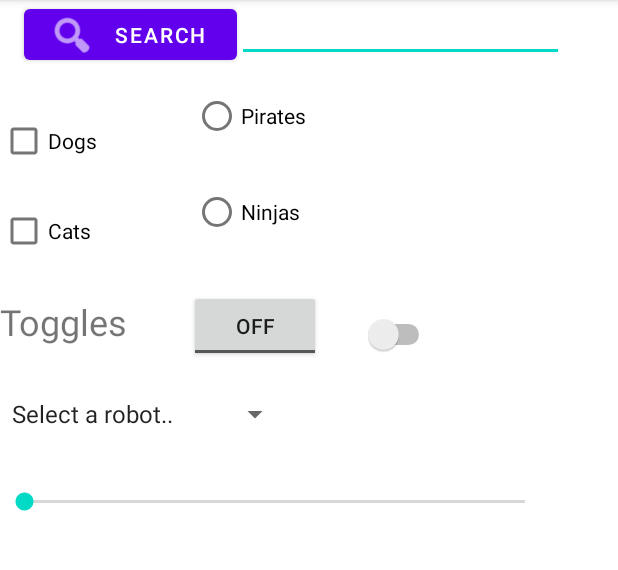
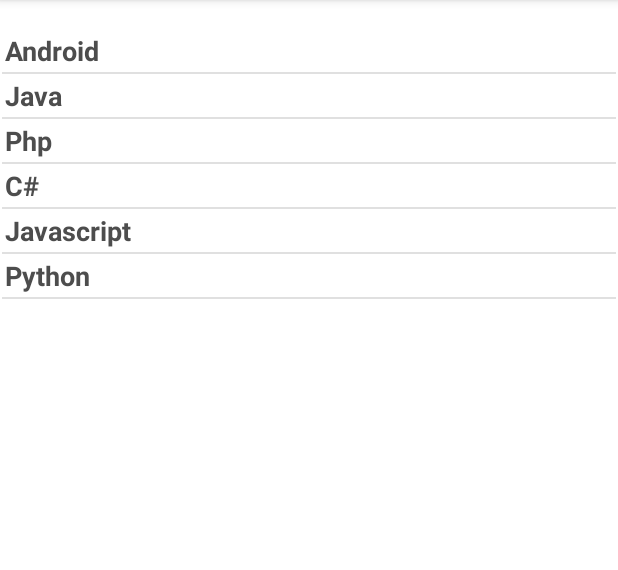
Before and after one commit to AlfredLouisCarpio/Carpio_IT-Elec2-1-30, an Android app: the screen it shows after launch (ListActivity before the commit, ListActivity2 after it), on a phone screen of 412 x 824 dp, the part 84-654 px from its top. Run offline under Robolectric (Android 15) with nearby library versions, the phone set to English and light mode, and no system bars.

Commit message:
ListView Activity

```diff
--- a/app/src/main/AndroidManifest.xml
+++ b/app/src/main/AndroidManifest.xml
@@ -12,10 +12,10 @@
         android:theme="@style/Theme.MyApplication"
         tools:targetApi="31">
         <activity
-            android:name=".my_list"
+            android:name=".ListActivity"
             android:exported="false" />
         <activity
-            android:name=".ListActivity"
+            android:name=".ListActivity2"
             android:exported="true">
             <intent-filter>
                 <action android:name="android.intent.action.MAIN" />
--- /dev/null
+++ b/app/src/main/java/com/example/myapplication/ListActivity2.java
@@ -0,0 +1,36 @@
+package com.example.myapplication;
+
+import androidx.appcompat.app.AppCompatActivity;
+import android.os.Bundle;
+import android.view.View;
+import android.widget.AdapterView;
+import android.widget.ArrayAdapter;
+import android.widget.ListView;
+import android.widget.TextView;
+import android.widget.Toast;
+
+public class ListActivity2 extends AppCompatActivity {
+    ListView listView;
+    TextView textView;
+
+    String[] listItem;
+    @Override
+    protected void onCreate(Bundle savedInstanceState) {
+        super.onCreate(savedInstanceState);
+        setContentView(R.layout.activity_list2);
+
+        listView = (ListView)findViewById(R.id.listview);
+        listItem = getResources().getStringArray(R.array.array_technology);
+        final ArrayAdapter<String> adapter = new ArrayAdapter<>(this, R.layout.activity_my_list, R.id.textview, listItem);
+        listView.setAdapter(adapter);
+
+        listView.setOnItemClickListener(new AdapterView.OnItemClickListener() {
+            @Override
+            public void onItemClick(AdapterView<?> parent, View view, int position, long id) {
+                String value = adapter.getItem(position);
+                Toast.makeText(getApplicationContext(), value, Toast.LENGTH_SHORT).show();
+            }
+        });
+
+    }
+}
--- a/app/src/main/res/layout/activity_list.xml
+++ b/app/src/main/res/layout/activity_list.xml
@@ -8,8 +8,8 @@
 
     <EditText
         android:id="@+id/editTextTextPersonName"
-        android:layout_width="218dp"
-        android:layout_height="41dp"
+        android:layout_width="wrap_content"
+        android:layout_height="wrap_content"
         android:ems="10"
         android:inputType="textPersonName"
         app:layout_constraintEnd_toEndOf="parent"
@@ -46,26 +46,6 @@
         app:layout_constraintTop_toBottomOf="@+id/checkBox2"
         tools:layout_editor_absoluteX="16dp" />
 
-    <RadioButton
-        android:id="@+id/radioButton"
-        android:layout_width="wrap_content"
-        android:layout_height="wrap_content"
-        android:layout_marginStart="64dp"
-        android:layout_marginTop="12dp"
-        android:text="Pirates"
-        app:layout_constraintStart_toEndOf="@+id/checkBox2"
-        app:layout_constraintTop_toBottomOf="@+id/editTextTextPersonName" />
-
-    <RadioButton
-        android:id="@+id/radioButton3"
-        android:layout_width="wrap_content"
-        android:layout_height="wrap_content"
-        android:layout_marginStart="68dp"
-        android:layout_marginTop="16dp"
-        android:text="Ninjas"
-        app:layout_constraintStart_toEndOf="@+id/checkBox3"
-        app:layout_constraintTop_toBottomOf="@+id/radioButton" />
-
     <TextView
         android:id="@+id/textView3"
         android:layout_width="106dp"
@@ -81,17 +61,17 @@
         android:layout_width="wrap_content"
         android:layout_height="wrap_content"
         android:layout_marginStart="20dp"
-        android:layout_marginTop="28dp"
+        android:layout_marginTop="16dp"
         android:text="ToggleButton"
         app:layout_constraintStart_toEndOf="@+id/textView3"
-        app:layout_constraintTop_toBottomOf="@+id/radioButton3" />
+        app:layout_constraintTop_toBottomOf="@+id/radioGroup" />
 
     <Switch
         android:id="@+id/switch1"
         android:layout_width="wrap_content"
         android:layout_height="wrap_content"
         android:layout_marginStart="28dp"
-        android:layout_marginTop="168dp"
+        android:layout_marginTop="152dp"
         app:layout_constraintStart_toEndOf="@+id/toggleButton"
         app:layout_constraintTop_toBottomOf="@+id/editTextTextPersonName" />
 
@@ -114,4 +94,27 @@
         app:layout_constraintVertical_bias="0.071"
         tools:layout_editor_absoluteX="16dp" />
 
+    <RadioGroup
+        android:id="@+id/radioGroup"
+        android:layout_width="126dp"
+        android:layout_height="110dp"
+        android:layout_marginTop="24dp"
+        app:layout_constraintEnd_toEndOf="parent"
+        app:layout_constraintHorizontal_bias="0.498"
+        app:layout_constraintStart_toStartOf="parent"
+        app:layout_constraintTop_toBottomOf="@+id/editTextTextPersonName">
+
+        <RadioButton
+            android:id="@+id/radioButton"
+            android:layout_width="match_parent"
+            android:layout_height="wrap_content"
+            android:text="Pirates" />
+
+        <RadioButton
+            android:id="@+id/radioButton2"
+            android:layout_width="match_parent"
+            android:layout_height="59dp"
+            android:text="Ninjas" />
+    </RadioGroup>
+
 </androidx.constraintlayout.widget.ConstraintLayout>
--- /dev/null
+++ b/app/src/main/res/layout/activity_list2.xml
@@ -0,0 +1,17 @@
+<?xml version="1.0" encoding="utf-8"?>
+<androidx.constraintlayout.widget.ConstraintLayout xmlns:android="http://schemas.android.com/apk/res/android"
+    xmlns:app="http://schemas.android.com/apk/res-auto"
+    xmlns:tools="http://schemas.android.com/tools"
+    android:layout_width="match_parent"
+    android:layout_height="match_parent"
+    tools:context=".ListActivity2">
+
+  <ListView
+      android:id="@+id/listview"
+      android:layout_width="409dp"
+      android:layout_height="729dp"
+      app:layout_constraintBottom_toBottomOf="parent"
+      app:layout_constraintEnd_toEndOf="parent"
+      app:layout_constraintStart_toStartOf="parent"
+      app:layout_constraintTop_toTopOf="parent" />
+</androidx.constraintlayout.widget.ConstraintLayout>
--- a/app/src/main/res/layout/activity_my_list.xml
+++ b/app/src/main/res/layout/activity_my_list.xml
@@ -1,9 +1,13 @@
 <?xml version="1.0" encoding="utf-8"?>
-<androidx.constraintlayout.widget.ConstraintLayout xmlns:android="http://schemas.android.com/apk/res/android"
-    xmlns:app="http://schemas.android.com/apk/res-auto"
-    xmlns:tools="http://schemas.android.com/tools"
-    android:layout_width="match_parent"
-    android:layout_height="match_parent"
-    tools:context=".my_list">
-
-</androidx.constraintlayout.widget.ConstraintLayout>
+<TextView xmlns:android="http://schemas.android.com/apk/res/android"
+    android:id="@+id/textview"
+    android:layout_width="wrap_content"
+    android:layout_height="wrap_content"
+    android:text="Medium Text"
+    android:textStyle="bold"
+    android:textAppearance="?android:attr/textAppearanceMedium"
+    android:layout_marginLeft="10dp"
+    android:layout_marginTop="5dp"
+    android:padding="2dp"
+    android:textColor="#4d4d4d"
+    />
--- /dev/null
+++ b/app/src/main/res/values/array_technology.xml
@@ -0,0 +1,11 @@
+<?xml version="1.0" encoding="utf-8"?>
+<resources>
+    <string-array name="array_technology">
+        <item>Android</item>
+        <item>Java</item>
+        <item>Php</item>
+        <item>C#</item>
+        <item>Javascript</item>
+        <item>Python</item>
+    </string-array>
+</resources>
```
